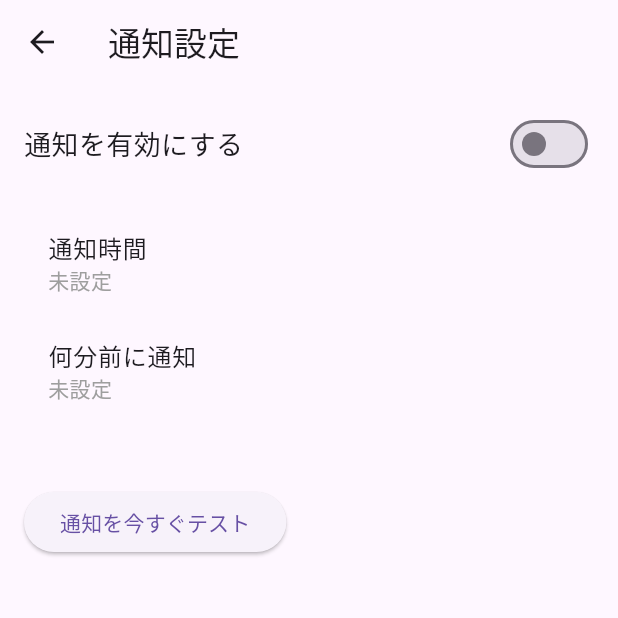
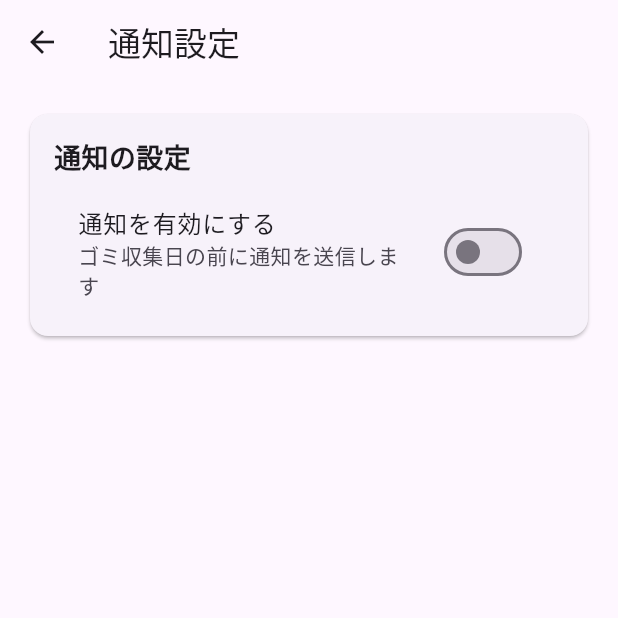
Before and after one commit to kainskains/garbage_app2, a Flutter app: the NotificationSettingsScreen screen opened directly, on a phone screen of 412 x 824 dp, the top half of it. Run offline on Flutter 3.47's test engine with Material 3 defaults, Android fonts, the light colour scheme and no system bars; our stand-ins replace flutter_local_notifications, image_picker, shared_preferences, table_calendar, timezone; missing offline and left inert: tflite_flutter; accounts and stored records are empty.

Commit message:
通知を頑張る

```diff
--- a/lib/screens/notification_settings_screen.dart
+++ b/lib/screens/notification_settings_screen.dart
@@ -2,148 +2,195 @@
 import 'package:flutter/material.dart';
 import 'package:provider/provider.dart';
 import 'package:garbage_app/models/garbage_collection_settings.dart';
-import 'package:flutter_local_notifications/flutter_local_notifications.dart'; // ★追加: 通知パッケージをインポート
+import 'package:garbage_app/services/notification_service.dart';
 
-class NotificationSettingsScreen extends StatelessWidget {
+class NotificationSettingsScreen extends StatefulWidget {
   const NotificationSettingsScreen({super.key});
 
-  // ★追加: テスト通知を送信する非同期関数
-  Future<void> _sendTestNotification(BuildContext context) async {
-    final FlutterLocalNotificationsPlugin flutterLocalNotificationsPlugin =
-    FlutterLocalNotificationsPlugin();
+  @override
+  State<NotificationSettingsScreen> createState() => _NotificationSettingsScreenState();
+}
 
-    const AndroidNotificationDetails androidPlatformChannelSpecifics =
-    AndroidNotificationDetails(
-      'test_channel_id',
-      'Test Notifications',
-      importance: Importance.max,
-      priority: Priority.high,
-      showWhen: false,
-    );
-    const NotificationDetails platformChannelSpecifics =
-    NotificationDetails(android: androidPlatformChannelSpecifics);
-
-    await flutterLocalNotificationsPlugin.show(
-      0, // 通知ID
-      'テスト通知',
-      'これはテスト通知です。',
-      platformChannelSpecifics,
-      payload: 'item x',
-    );
-  }
+class _NotificationSettingsScreenState extends State<NotificationSettingsScreen> {
+  final List<int> _notificationMinutes = [5, 10, 15, 30, 60, 120];
 
   @override
   Widget build(BuildContext context) {
-    final settingsProvider = Provider.of<GarbageCollectionSettings>(context);
-    final List<int> minutesOptions = [1, 5, 10, 15, 30, 60, 120];
-
     return Scaffold(
       appBar: AppBar(
         title: const Text('通知設定'),
       ),
-      body: Padding(
+      body: Consumer<GarbageCollectionSettings>(
+        builder: (context, provider, child) {
+          return ListView(
+            padding: const EdgeInsets.all(16.0),
+            children: [
+              // 通知の有効/無効切り替え
+              Card(
+                child: Padding(
                   padding: const EdgeInsets.all(16.0),
                   child: Column(
                     crossAxisAlignment: CrossAxisAlignment.start,
                     children: [
-            Row(
-              mainAxisAlignment: MainAxisAlignment.spaceBetween,
-              children: [
                       const Text(
-                  '通知を有効にする',
-                  style: TextStyle(fontSize: 18),
+                        '通知の設定',
+                        style: TextStyle(fontSize: 18, fontWeight: FontWeight.bold),
                       ),
-                Switch(
-                  value: settingsProvider.isNotificationEnabled,
-                  onChanged: (bool newValue) {
-                    settingsProvider.setNotificationEnabled(newValue);
+                      const SizedBox(height: 10),
+                      SwitchListTile(
+                        title: const Text('通知を有効にする'),
+                        subtitle: const Text('ゴミ収集日の前に通知を送信します'),
+                        value: provider.isNotificationEnabled,
+                        onChanged: (bool value) async {
+                          provider.setNotificationEnabled(value);
+
+                          if (value) {
+                            // 通知許可をリクエスト
+                            final notificationService = NotificationService();
+                            await notificationService.requestPermissions();
+                            // 通知をスケジュール
+                            await notificationService.scheduleAllNotifications();
+                          } else {
+                            // 全ての通知をキャンセル
+                            final notificationService = NotificationService();
+                            await notificationService.cancelAllNotifications();
+                          }
                         },
                       ),
                     ],
                   ),
-            const SizedBox(height: 20),
-            ListTile(
-              title: const Text('通知時間'),
-              subtitle: Text(
-                settingsProvider.notificationTime ?? '未設定',
-                style: TextStyle(
-                  color: settingsProvider.isNotificationEnabled ? null : Colors.grey,
                 ),
               ),
-              trailing: settingsProvider.notificationTime != null
-                  ? IconButton(
-                icon: const Icon(Icons.clear),
-                onPressed: settingsProvider.isNotificationEnabled
-                    ? () {
-                  settingsProvider.setNotificationTime(null);
+
+              if (provider.isNotificationEnabled) ...[
+                const SizedBox(height: 16),
+
+                // 通知タイミング設定
+                Card(
+                  child: Padding(
+                    padding: const EdgeInsets.all(16.0),
+                    child: Column(
+                      crossAxisAlignment: CrossAxisAlignment.start,
+                      children: [
+                        const Text(
+                          '通知タイミング',
+                          style: TextStyle(fontSize: 18, fontWeight: FontWeight.bold),
+                        ),
+                        const SizedBox(height: 10),
+                        const Text(
+                          'ゴミ収集時間の何分前に通知しますか？',
+                          style: TextStyle(fontSize: 14, color: Colors.grey),
+                        ),
+                        const SizedBox(height: 10),
+                        ..._notificationMinutes.map((minutes) {
+                          return RadioListTile<int>(
+                            title: Text('$minutes分前'),
+                            value: minutes,
+                            groupValue: provider.minutesBeforeNotification,
+                            onChanged: (int? value) async {
+                              if (value != null) {
+                                provider.setMinutesBeforeNotification(value);
+                                // 通知を再スケジュール
+                                final notificationService = NotificationService();
+                                await notificationService.scheduleAllNotifications();
                               }
-                    : null,
-              )
-                  : null,
-              onTap: settingsProvider.isNotificationEnabled
-                  ? () async {
-                final TimeOfDay? pickedTime = await showTimePicker(
-                  context: context,
-                  initialTime: settingsProvider.notificationTime != null
-                      ? TimeOfDay(
-                    hour: int.parse(settingsProvider.notificationTime!.split(':')[0]),
-                    minute: int.parse(settingsProvider.notificationTime!.split(':')[1]),
-                  )
-                      : TimeOfDay.now(),
+                            },
                           );
-                if (pickedTime != null) {
-                  final String formattedTime =
-                      '${pickedTime.hour.toString().padLeft(2, '0')}:${pickedTime.minute.toString().padLeft(2, '0')}';
-                  settingsProvider.setNotificationTime(formattedTime);
-                }
-              }
-                  : null,
+                        }),
+                      ],
+                    ),
+                  ),
                 ),
 
-            ListTile(
-              title: const Text('何分前に通知'),
-              subtitle: Text(
-                settingsProvider.minutesBeforeNotification != null
-                    ? '${settingsProvider.minutesBeforeNotification}分前'
-                    : '未設定',
-                style: TextStyle(
-                  color: settingsProvider.isNotificationEnabled ? null : Colors.grey,
+                const SizedBox(height: 16),
+
+                // 次回の通知予定表示
+                Card(
+                  child: Padding(
+                    padding: const EdgeInsets.all(16.0),
+                    child: Column(
+                      crossAxisAlignment: CrossAxisAlignment.start,
+                      children: [
+                        const Text(
+                          '次回の通知予定',
+                          style: TextStyle(fontSize: 18, fontWeight: FontWeight.bold),
+                        ),
+                        const SizedBox(height: 10),
+                        ...provider.garbageTypes.map((type) {
+                          final nextCollection = provider.calculateNextCollectionDateTime(type.type);
+                          if (nextCollection == null) {
+                            return ListTile(
+                              leading: Icon(type.icon, color: provider.getGarbageTypeColor(type.type)),
+                              title: Text(type.name),
+                              subtitle: const Text('収集日が設定されていません'),
+                            );
+                          }
+
+                          final notificationTime = provider.minutesBeforeNotification != null
+                              ? nextCollection.subtract(Duration(minutes: provider.minutesBeforeNotification!))
+                              : null;
+
+                          return ListTile(
+                            leading: Icon(type.icon, color: provider.getGarbageTypeColor(type.type)),
+                            title: Text(type.name),
+                            subtitle: Column(
+                              crossAxisAlignment: CrossAxisAlignment.start,
+                              children: [
+                                Text('収集日: ${_formatDateTime(nextCollection)}'),
+                                if (notificationTime != null)
+                                  Text('通知: ${_formatDateTime(notificationTime)}'),
+                              ],
+                            ),
+                          );
+                        }),
+                      ],
                     ),
                   ),
-              trailing: settingsProvider.isNotificationEnabled
-                  ? DropdownButton<int>(
-                value: settingsProvider.minutesBeforeNotification,
-                hint: const Text('選択'),
-                onChanged: (int? newValue) {
-                  settingsProvider.setMinutesBeforeNotification(newValue);
-                },
-                items: minutesOptions.map((int value) {
-                  return DropdownMenuItem<int>(
-                    value: value,
-                    child: Text('$value分前'),
-                  );
-                }).toList(),
-              )
-                  : null,
                 ),
 
-            const SizedBox(height: 40),
+                const SizedBox(height: 16),
 
-            // ★追加: 通知テスト用のボタン
-            ElevatedButton(
-              onPressed: () {
-                _sendTestNotification(context);
+                // テスト通知ボタン
+                Card(
+                  child: Padding(
+                    padding: const EdgeInsets.all(16.0),
+                    child: Column(
+                      crossAxisAlignment: CrossAxisAlignment.start,
+                      children: [
+                        const Text(
+                          'テスト',
+                          style: TextStyle(fontSize: 18, fontWeight: FontWeight.bold),
+                        ),
+                        const SizedBox(height: 10),
+                        SizedBox(
+                          width: double.infinity,
+                          child: ElevatedButton(
+                            onPressed: () async {
+                              final notificationService = NotificationService();
+                              await notificationService.showTestNotification();
+
+                              if (context.mounted) {
                                 ScaffoldMessenger.of(context).showSnackBar(
-                  const SnackBar(
-                    content: Text('テスト通知が送信されました。'),
+                                  const SnackBar(content: Text('テスト通知を送信しました')),
+                                );
+                              }
+                            },
+                            child: const Text('テスト通知を送信'),
                           ),
-                );
-              },
-              child: const Text('通知を今すぐテスト'),
                         ),
                       ],
                     ),
                   ),
+                ),
+              ],
+            ],
+          );
+        },
+      ),
     );
   }
+
+  String _formatDateTime(DateTime dateTime) {
+    return '${dateTime.month}/${dateTime.day} ${dateTime.hour.toString().padLeft(2, '0')}:${dateTime.minute.toString().padLeft(2, '0')}';
   }
+}
```
Also changed, not shown: lib/main.dart (+96 -13 lines), lib/services/notification_service.dart (+250 -53 lines), pubspec.yaml (+4 -4 lines), pubspec.lock, 2 other files. Lines whose indentation alone changed are shown as unchanged.
